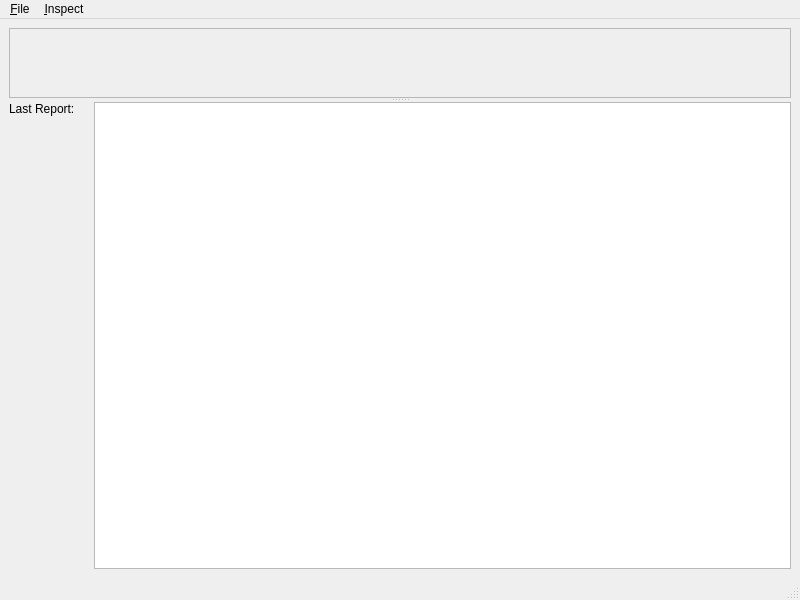
First picture: the form in hid_gui/mainwindow.ui, repository vrpn/vrpn, before the edit.
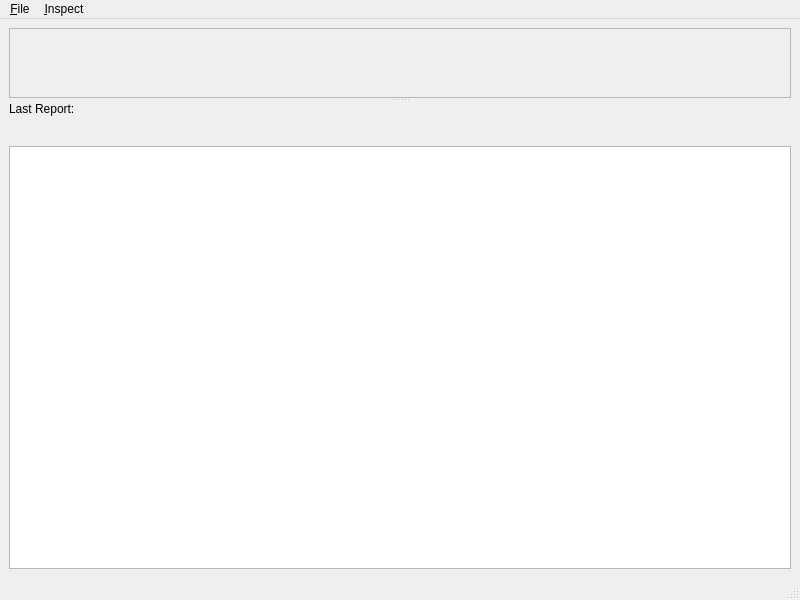
Second picture: the form after the edit.

Commit message: get it running - just not graphing yet

```diff
--- a/hid_gui/mainwindow.ui
+++ b/hid_gui/mainwindow.ui
@@ -44,16 +44,12 @@
        </widget>
       </widget>
       <widget class="QWidget" name="">
-       <layout class="QHBoxLayout" name="horizontalLayout">
+       <layout class="QVBoxLayout" name="verticalLayout_2">
         <item>
          <layout class="QFormLayout" name="formLayout">
-          <item row="0" column="1">
-           <widget class="QLabel" name="reportSizeLabel">
-            <property name="text">
-             <string/>
-            </property>
-           </widget>
-          </item>
+          <property name="fieldGrowthPolicy">
+           <enum>QFormLayout::AllNonFixedFieldsGrow</enum>
+          </property>
           <item row="0" column="0">
            <widget class="QLabel" name="label">
             <property name="text">
@@ -63,6 +59,19 @@
           </item>
          </layout>
         </item>
+        <item>
+         <widget class="QLabel" name="reportContents">
+          <property name="font">
+           <font>
+            <family>Courier New</family>
+            <pointsize>12</pointsize>
+           </font>
+          </property>
+          <property name="text">
+           <string/>
+          </property>
+         </widget>
+        </item>
         <item>
          <widget class="QTextBrowser" name="textLog"/>
         </item>
```
Left out of the diff: 14 changed lines with no effect on the pictures. The commit also changes 2 other files.
